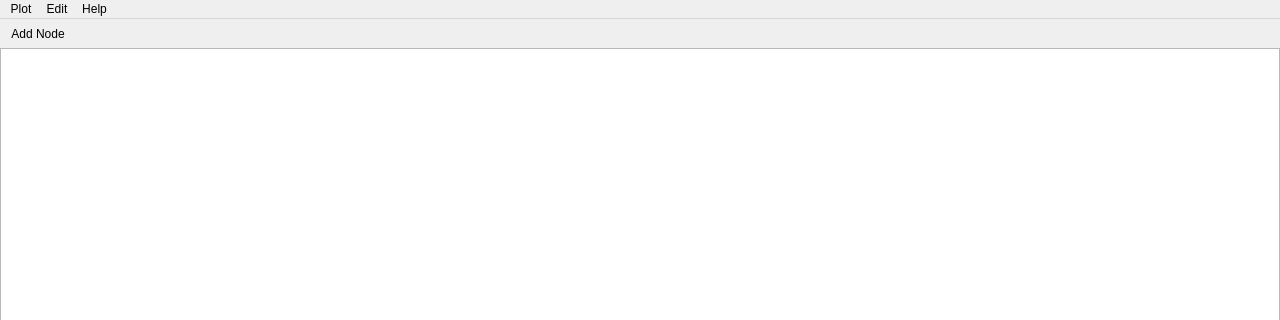
Above: storymaster/view/common/storymaster_main.ui from Bohndiggin/storymaster before the change; both pictures show x 0 to 1280 and y 0 to 320 of the 1280 by 720 pixel window. Below: the same form after it.
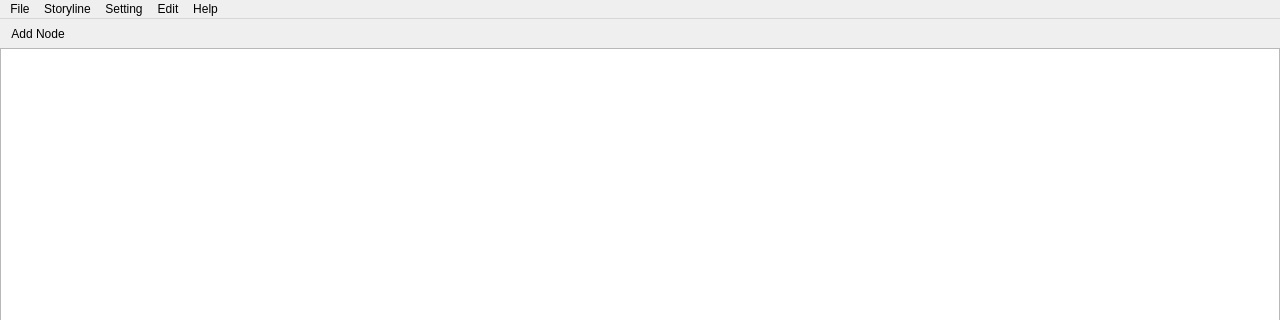
That is the form after the change.

Commit message: changes to group > setting and project > storyline ;

What changed in the file:
```diff
--- a/storymaster/view/common/storymaster_main.ui
+++ b/storymaster/view/common/storymaster_main.ui
@@ -548,9 +548,9 @@
      <height>25</height>
     </rect>
    </property>
-   <widget class="QMenu" name="menuPlot">
+   <widget class="QMenu" name="menuFile">
     <property name="title">
-     <string>Plot</string>
+     <string>File</string>
     </property>
     <addaction name="actionNewPlot"/>
     <addaction name="actionSwitchPlot"/>
@@ -560,6 +560,20 @@
     <addaction name="separator"/>
     <addaction name="actionExit"/>
    </widget>
+   <widget class="QMenu" name="menuStoryline">
+    <property name="title">
+     <string>Storyline</string>
+    </property>
+    <addaction name="actionNewStoryline"/>
+    <addaction name="actionSwitchStoryline"/>
+   </widget>
+   <widget class="QMenu" name="menuSetting">
+    <property name="title">
+     <string>Setting</string>
+    </property>
+    <addaction name="actionNewSetting"/>
+    <addaction name="actionSwitchSetting"/>
+   </widget>
    <widget class="QMenu" name="menuEdit">
     <property name="title">
      <string>Edit</string>
@@ -573,7 +587,9 @@
     </property>
     <addaction name="actionAbout"/>
    </widget>
-   <addaction name="menuPlot"/>
+   <addaction name="menuFile"/>
+   <addaction name="menuStoryline"/>
+   <addaction name="menuSetting"/>
    <addaction name="menuEdit"/>
    <addaction name="menuHelp"/>
   </widget>
```
Left out of the diff: 44 changed lines with no effect on the pictures. The commit also changes 22 other files.
